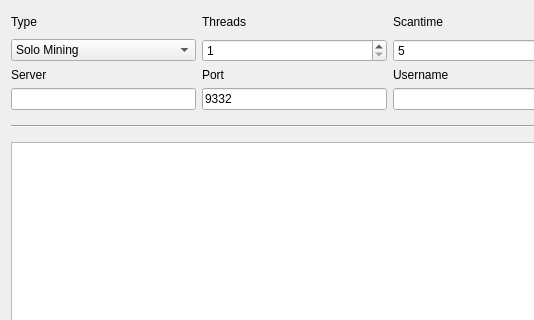
Old version of the form src/qt/forms/miningpage.ui in the repository CHNCoin/CHNCoin; both pictures show x 0 to 534 and y 0 to 320 of the 780 by 636 pixel window.
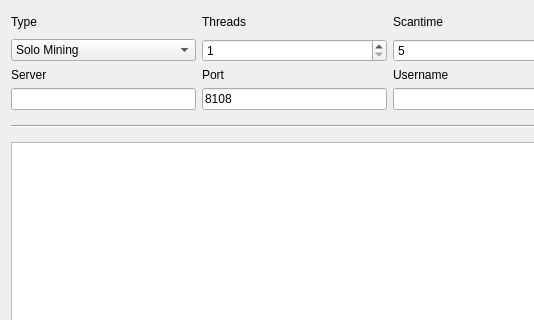
New version of the form.

```diff
--- a/src/qt/forms/miningpage.ui
+++ b/src/qt/forms/miningpage.ui
@@ -231,10 +231,10 @@
       <bool>true</bool>
      </property>
      <property name="text">
-      <string>9332</string>
+      <string>8108</string>
      </property>
      <property name="value" stdset="0">
-      <number>9332</number>
+      <number>8108</number>
      </property>
     </widget>
    </item>
```
